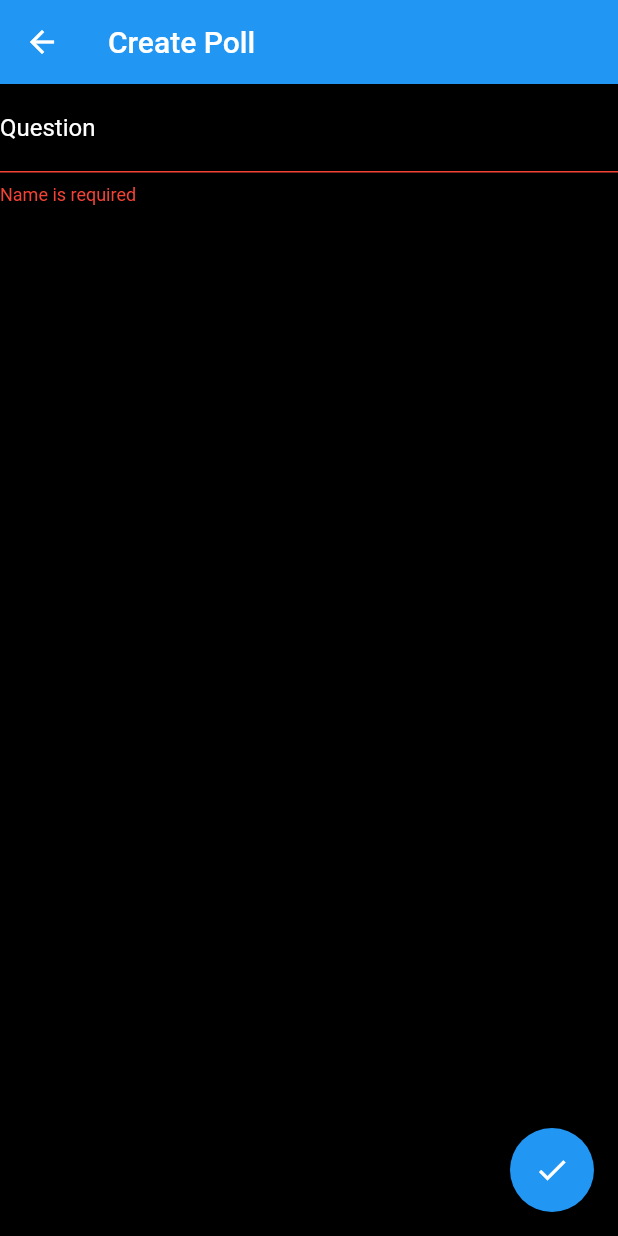
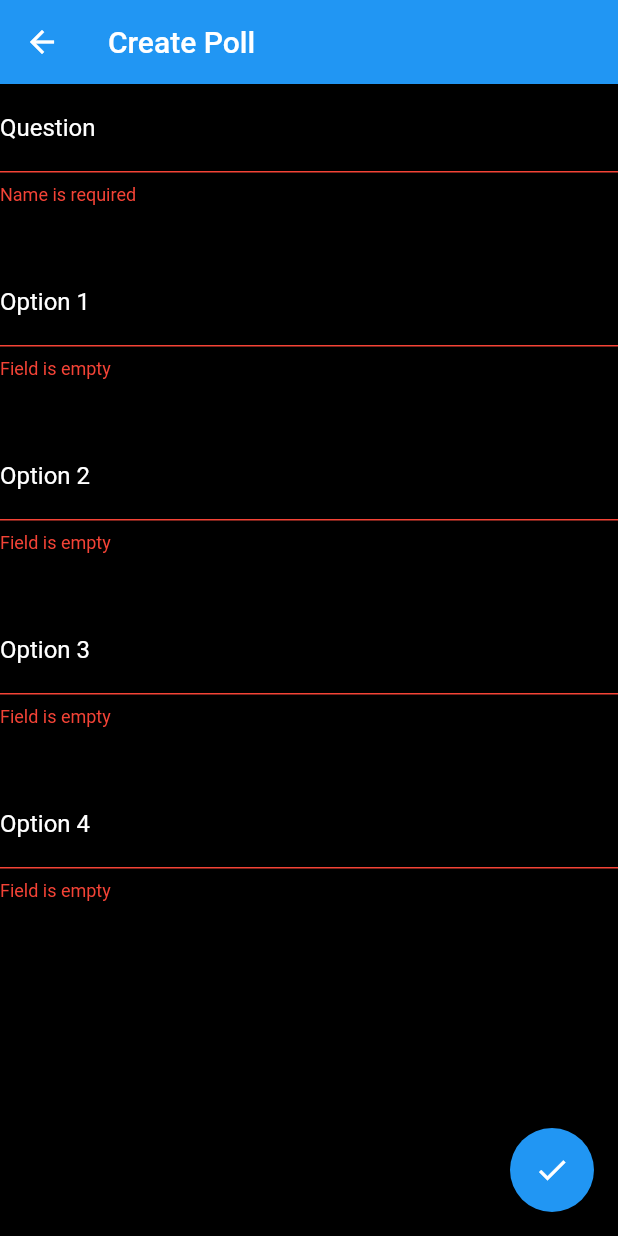
Before and after one commit to StiveDevs/flutter_stive, a Flutter app: the PollAdd screen opened directly with sample values from the repository, after a tap on the "check" icon, on a phone screen of 412 x 824 dp. Run offline on Flutter 3.47's test engine with Material 2 defaults, Android fonts, the phone set to English and light mode, and no system bars; our stand-ins replace flutter_login, flutter_spinkit; missing offline and left inert: polls.

Commit message:
complete implementation of poll

```diff
--- a/lib/screens/Poll/add_poll.dart
+++ b/lib/screens/Poll/add_poll.dart
@@ -13,7 +13,7 @@ class PollAdd extends StatefulWidget {
 
 class _PollAddState extends State<PollAdd> {
   late String question;
-  late List<Option> optionList;
+  List<Option> optionList = [];
   final _form = GlobalKey<FormState>();
   void _saveForm() {
     final isValid = _form.currentState!.validate();
@@ -21,8 +21,7 @@ class _PollAddState extends State<PollAdd> {
       return;
     }
     _form.currentState!.save();
-    PollModel poll = new PollModel(name: question, options: optionList);
-    widget.selected.polls.add(poll);
+    widget.selected.polls.add(PollModel(name: question, options: optionList));
     Navigator.of(context).pop();
   }
 
@@ -40,9 +39,23 @@ class _PollAddState extends State<PollAdd> {
     );
   }
 
-  // Widget buildOptions() {
-  //   return;
-  // }
+  Widget buildOptions(int index) {
+    return Column(
+      children: [
+        TextFormField(
+            style: const TextStyle(color: Colors.white),
+            decoration: InputDecoration(
+                labelText: 'Option $index',
+                labelStyle: const TextStyle(color: Colors.white)),
+            validator: (String? value) {
+              if (value!.isEmpty) return 'Field is empty';
+            },
+            onSaved: (String? value) {
+              optionList.add(Option(name: value!, selectedBy: []));
+            }),
+      ],
+    );
+  }
 
   @override
   Widget build(BuildContext context) {
@@ -58,7 +71,19 @@ class _PollAddState extends State<PollAdd> {
               const SizedBox(
                 height: 35,
               ),
-              //buildOptions(),
+              buildOptions(1),
+              const SizedBox(
+                height: 35,
+              ),
+              buildOptions(2),
+              const SizedBox(
+                height: 35,
+              ),
+              buildOptions(3),
+              const SizedBox(
+                height: 35,
+              ),
+              buildOptions(4),
             ],
           )),
       floatingActionButton: FloatingActionButton(
```
